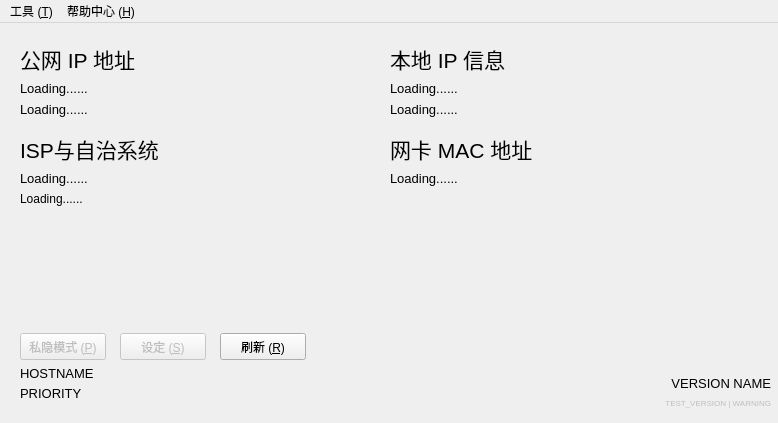
Qt form src/Home.ui (CipherTools-Dev/Cipher_Tools) before a commit.
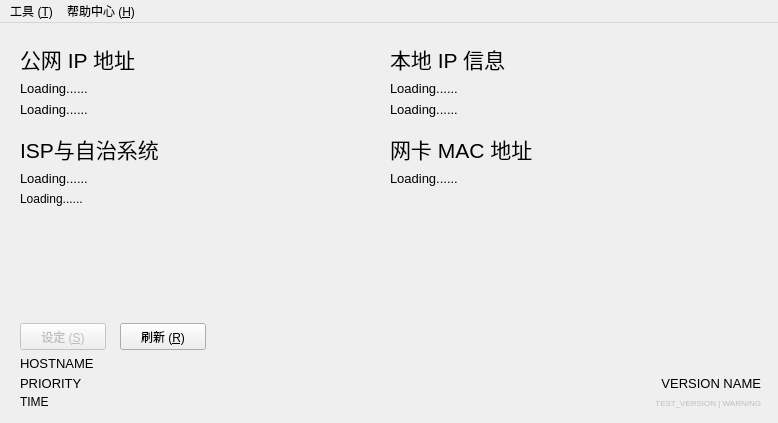
The same form after that commit. Icons and pictures are not drawn.

What changed in the file:
```diff
--- a/src/Home.ui
+++ b/src/Home.ui
@@ -18,30 +18,14 @@
     <normaloff>:/Resource/CipherTools_Icons.svg</normaloff>:/Resource/CipherTools_Icons.svg</iconset>
   </property>
   <widget class="QWidget" name="Home">
-   <widget class="QPushButton" name="hidemode">
-    <property name="enabled">
-     <bool>false</bool>
-    </property>
-    <property name="geometry">
-     <rect>
-      <x>20</x>
-      <y>310</y>
-      <width>86</width>
-      <height>27</height>
-     </rect>
-    </property>
-    <property name="text">
-     <string>私隐模式 (&amp;P)</string>
-    </property>
-   </widget>
    <widget class="QPushButton" name="settings">
     <property name="enabled">
      <bool>false</bool>
     </property>
     <property name="geometry">
      <rect>
-      <x>120</x>
-      <y>310</y>
+      <x>20</x>
+      <y>300</y>
       <width>86</width>
       <height>27</height>
      </rect>
@@ -54,7 +38,7 @@
     <property name="geometry">
      <rect>
       <x>20</x>
-      <y>340</y>
+      <y>330</y>
       <width>231</width>
       <height>21</height>
      </rect>
@@ -258,8 +242,8 @@
     </property>
     <property name="geometry">
      <rect>
-      <x>220</x>
-      <y>310</y>
+      <x>120</x>
+      <y>300</y>
       <width>86</width>
       <height>27</height>
      </rect>
@@ -272,7 +256,7 @@
     <property name="geometry">
      <rect>
       <x>20</x>
-      <y>360</y>
+      <y>350</y>
       <width>231</width>
       <height>20</height>
      </rect>
@@ -292,7 +276,7 @@
     </property>
     <property name="geometry">
      <rect>
-      <x>250</x>
+      <x>240</x>
       <y>370</y>
       <width>521</width>
       <height>20</height>
@@ -319,7 +303,7 @@
    <widget class="QLabel" name="Version">
     <property name="geometry">
      <rect>
-      <x>430</x>
+      <x>420</x>
       <y>350</y>
       <width>341</width>
       <height>20</height>
@@ -343,6 +327,19 @@
      <bool>false</bool>
     </property>
    </widget>
+   <widget class="QLabel" name="Time">
+    <property name="geometry">
+     <rect>
+      <x>20</x>
+      <y>370</y>
+      <width>291</width>
+      <height>18</height>
+     </rect>
+    </property>
+    <property name="text">
+     <string>TIME</string>
+    </property>
+   </widget>
   </widget>
   <widget class="QMenuBar" name="menubar">
    <property name="geometry">
```
Left out of the diff: 22 changed lines with no effect on the pictures.
